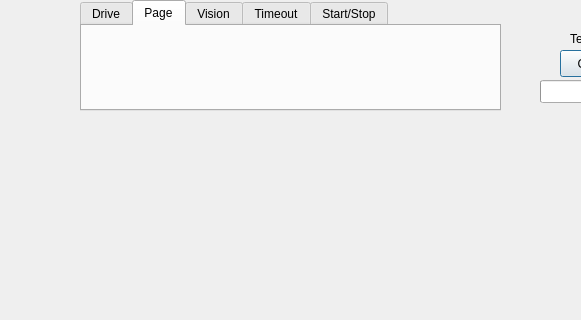
Old version of the form Auto_Gui/dialog.ui in the repository SarahHeinzHouseFRC/RecycleRush; both pictures show x 100 to 681 and y 0 to 320 of the 819 by 489 pixel window.
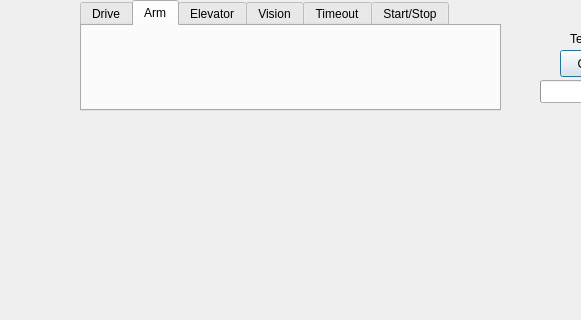
New version of the form.

```diff
--- a/Auto_Gui/dialog.ui
+++ b/Auto_Gui/dialog.ui
@@ -32,7 +32,12 @@
    </widget>
    <widget class="QWidget" name="armTab">
     <attribute name="title">
-     <string>Page</string>
+     <string>Arm</string>
+    </attribute>
+   </widget>
+   <widget class="QWidget" name="elevatorTab">
+    <attribute name="title">
+     <string>Elevator</string>
     </attribute>
    </widget>
    <widget class="QWidget" name="visionTab">
```
